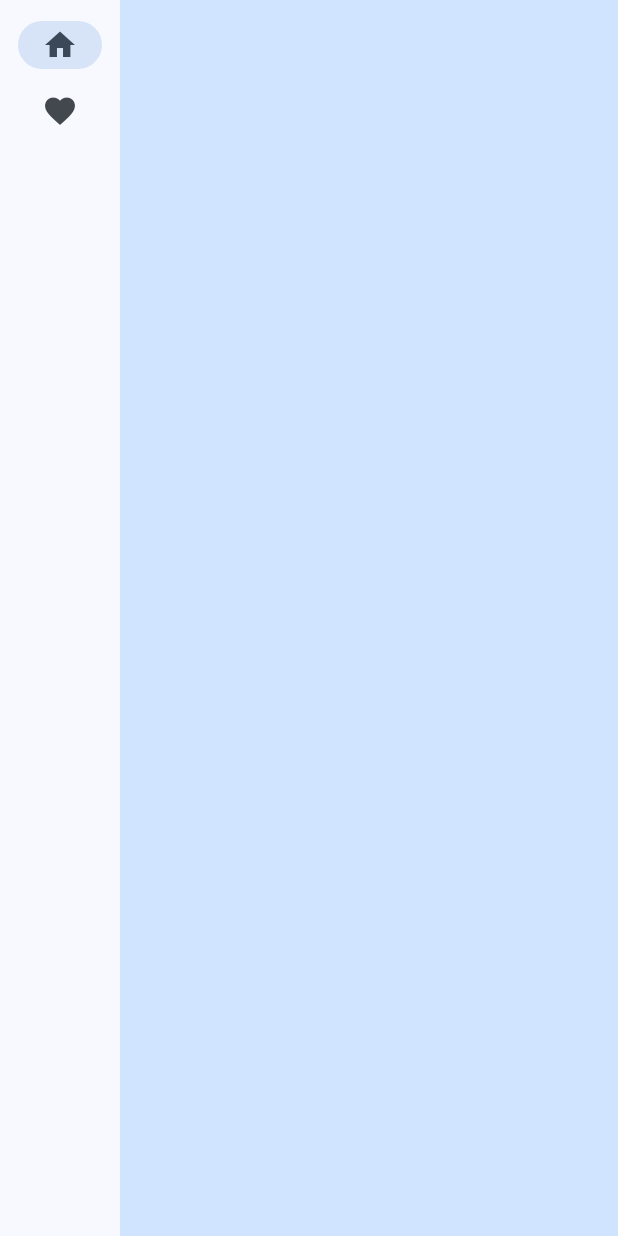
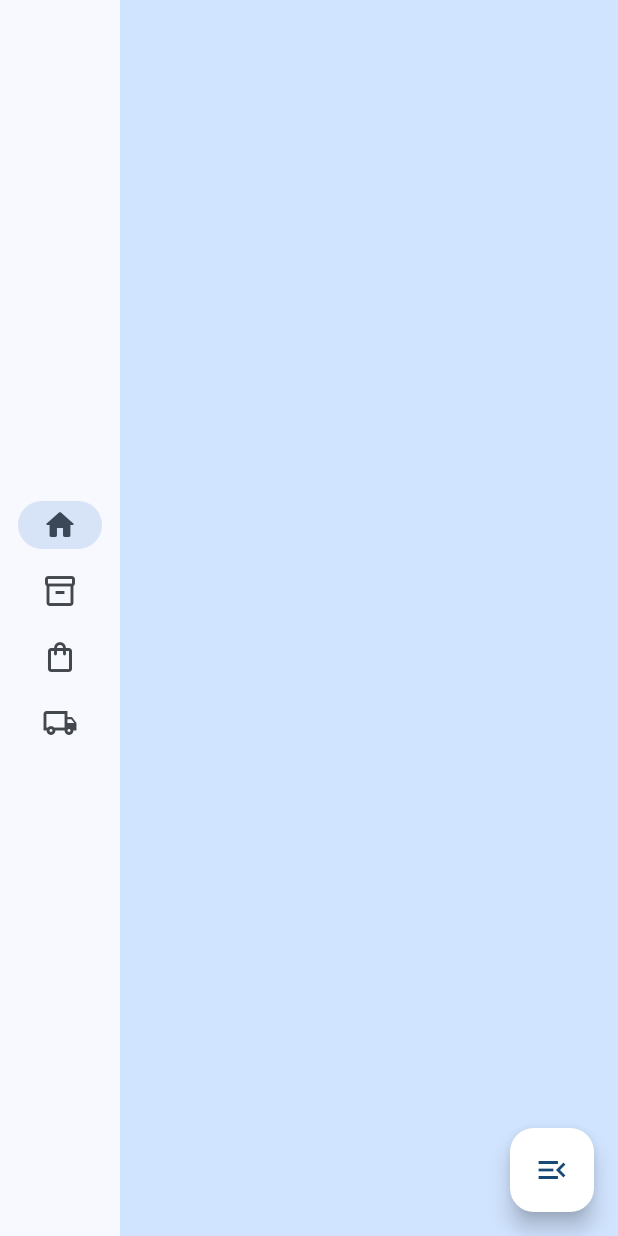
Before and after one commit to melviinalfaro/republicacelular, a Flutter app: the DesktopLayout screen opened directly, on a phone screen of 412 x 824 dp. Run offline on Flutter 3.47's test engine with Material 2 defaults, Android fonts, the phone set to English and light mode, and no system bars.

Commit message:
Se agrego el nuevo diseño

```diff
--- a/lib/main.dart
+++ b/lib/main.dart
@@ -18,9 +18,7 @@ class RepublicaCelular extends StatelessWidget {
         colorScheme: ColorScheme.fromSeed(seedColor: Colors.blue),
         brightness: Brightness.light,
       ),
-      darkTheme: ThemeData(
-        brightness: Brightness.dark
-      ),
+      darkTheme: ThemeData(brightness: Brightness.dark),
       themeMode: ThemeMode.light,
       home: const HomeScreen(),
     );
--- a/lib/responsive/desktop_layout.dart
+++ b/lib/responsive/desktop_layout.dart
@@ -1,32 +1,57 @@
 import 'package:flutter/material.dart';
 
 class DesktopLayout extends StatefulWidget {
-  const DesktopLayout({super.key});
+  const DesktopLayout({Key? key}) : super(key: key);
 
   @override
-  State<DesktopLayout> createState() => _DesktopState();
+  State<DesktopLayout> createState() => _DesktopLayoutState();
 }
 
-class _DesktopState extends State<DesktopLayout> {
+class _DesktopLayoutState extends State<DesktopLayout> {
   var selectedIndex = 0;
+  bool _isNavigationRailVisible = true;
 
   @override
   Widget build(BuildContext context) {
-    return LayoutBuilder(builder: (context, constraints) {
+    return LayoutBuilder(
+      builder: (context, constraints) {
         return Scaffold(
           body: Row(
             children: [
+              if (_isNavigationRailVisible)
                 SafeArea(
                   child: NavigationRail(
-                extended: constraints.maxWidth > 768, // ← Here.
+                    elevation: 2.0,
+                    groupAlignment: 0.0,
+                    extended: constraints.maxWidth > 820,
+                    selectedLabelTextStyle: const TextStyle(
+                      fontWeight: FontWeight.w600,
+                      color: Color(0XFF101C2B),
+                    ),
+                    unselectedLabelTextStyle: const TextStyle(
+                      fontWeight: FontWeight.w500,
+                      color: Color(0XFF101C2B),
+                    ),
                     destinations: const [
                       NavigationRailDestination(
-                    icon: Icon(Icons.home),
-                    label: Text('Home'),
+                        icon: Icon(Icons.home_outlined),
+                        selectedIcon: Icon(Icons.home_rounded),
+                        label: Text('Inicio'),
                       ),
                       NavigationRailDestination(
-                    icon: Icon(Icons.favorite),
-                    label: Text('Favorites'),
+                        icon: Icon(Icons.inventory_2_outlined),
+                        selectedIcon: Icon(Icons.inventory_2_rounded),
+                        label: Text('Catálogo'),
+                      ),
+                      NavigationRailDestination(
+                        icon: Icon(Icons.shopping_bag_outlined),
+                        selectedIcon: Icon(Icons.shopping_bag_rounded),
+                        label: Text('Pedidos'),
+                      ),
+                      NavigationRailDestination(
+                        icon: Icon(Icons.local_shipping_outlined),
+                        selectedIcon: Icon(Icons.local_shipping_rounded),
+                        label: Text('Envíos'),
                       ),
                     ],
                     selectedIndex: selectedIndex,
@@ -44,7 +69,17 @@ class _DesktopState extends State<DesktopLayout> {
               ),
             ],
           ),
+          floatingActionButton: FloatingActionButton(
+            backgroundColor: Colors.white,
+            onPressed: () {
+              setState(() {
+                _isNavigationRailVisible = !_isNavigationRailVisible;
+              });
+            },
+            child: Icon(_isNavigationRailVisible ? Icons.menu_open : Icons.menu),
+          ),
         );
-    });
+      }
+    );
   }
 }
```
Also changed, not shown: lib/responsive/components/app_bar.dart (deleted, +0 -28 lines), lib/responsive/movil_layout.dart (+56 -2 lines). Lines whose indentation alone changed are shown as unchanged.
